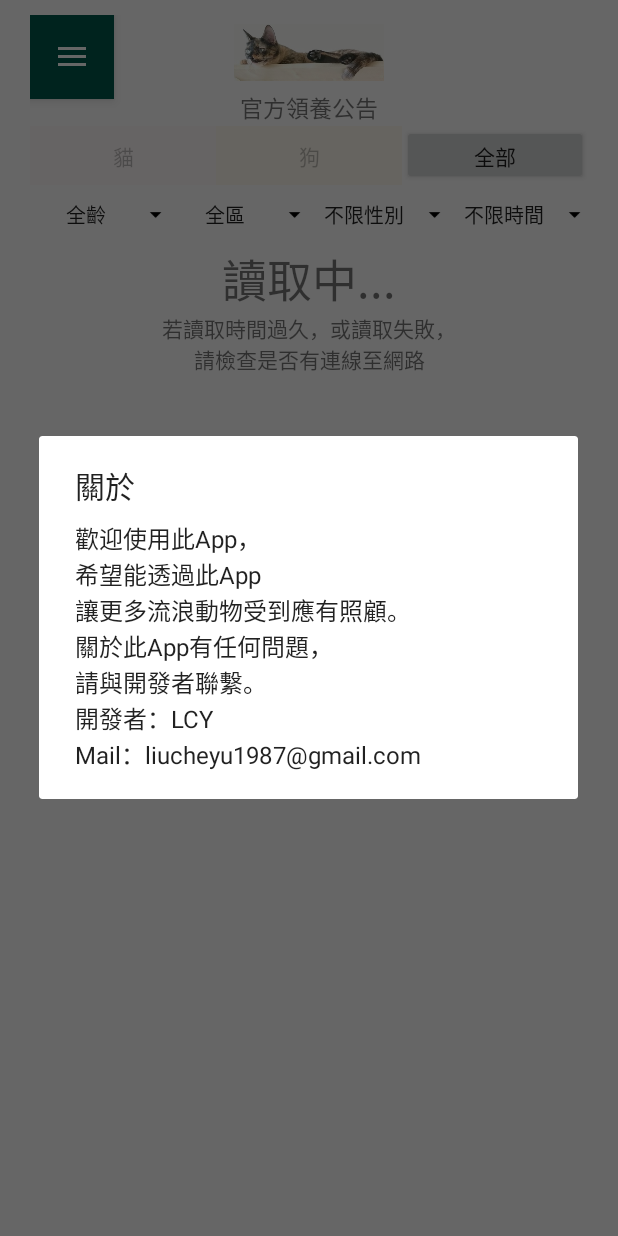
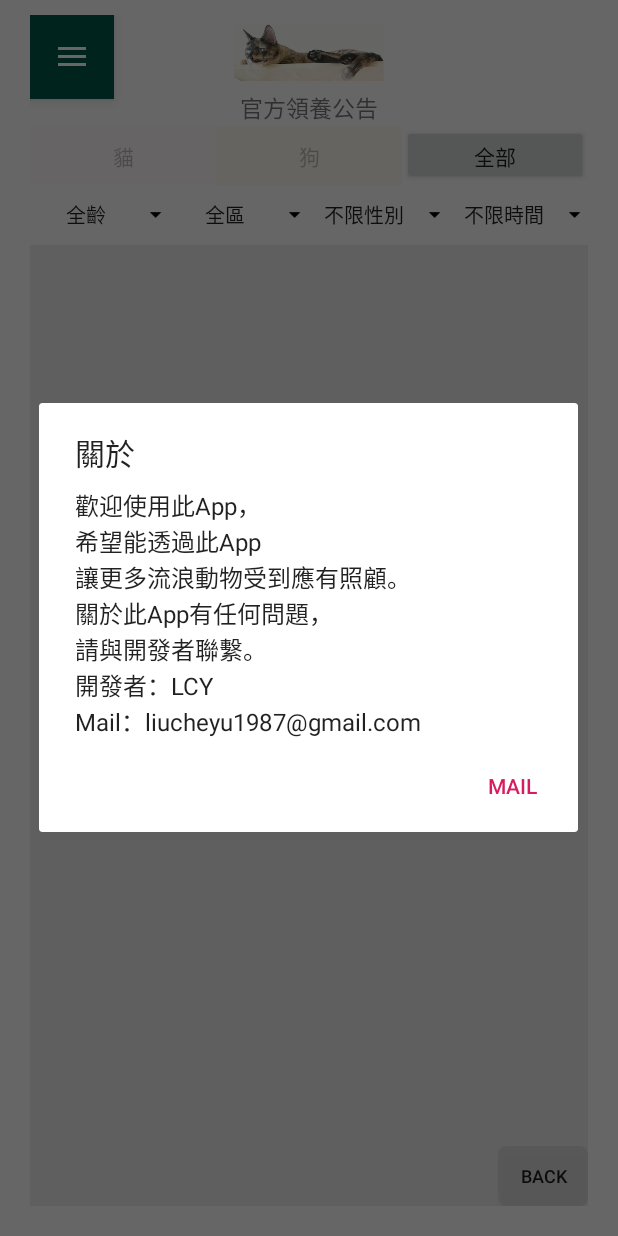
Before and after one commit to liucheyu/AniamlRegister, an Android app: the screen it shows after launch (MainActivity), in the side drawer, after a tap on "關於", on a phone screen of 412 x 824 dp. Run offline under Robolectric (Android 15) with nearby library versions, the phone set to English and light mode, and no system bars; libraries missing offline, so code that uses them is left out: com.squareup.okhttp; 4 statements that could not run were skipped.

Commit message:
20190510_OverLay

```diff
--- a/app/src/main/java/com/example/animalregister/MainActivity.java
+++ b/app/src/main/java/com/example/animalregister/MainActivity.java
@@ -4,15 +4,18 @@ import android.Manifest;
 import android.annotation.SuppressLint;
 import android.app.Activity;
 import android.content.Context;
+import android.content.DialogInterface;
 import android.content.Intent;
 import android.content.pm.PackageManager;
 import android.graphics.Bitmap;
 import android.graphics.BitmapFactory;
+import android.net.Uri;
 import android.nfc.Tag;
 import android.os.AsyncTask;
 import android.os.Build;
 import android.os.Handler;
 import android.provider.CalendarContract;
+import android.provider.ContactsContract;
 import android.support.annotation.NonNull;
 import android.support.annotation.RequiresApi;
 import android.support.design.widget.NavigationView;
@@ -106,7 +109,7 @@ public class MainActivity extends AppCompatActivity {
     //UrlFilter urlFilter;
     private SwipeRefreshLayout mSwipeRefreshLayout;
     private RelativeLayout  coverRelate;
-    private TextView loadingproblem,loadingfail;
+    private TextView tvloading,loadingproblem,loadingfail;
 
     @Override
     protected void onCreate(Bundle savedInstanceState) {
@@ -151,8 +154,9 @@ public class MainActivity extends AppCompatActivity {
         mSwipeRefreshLayout.setOnRefreshListener(refreshLis);
         recyclerView = findViewById(R.id.recycleview);
         recyclerView.setHasFixedSize(true);
-        recyclerView.setVisibility(View.GONE);
+        //recyclerView.setVisibility(View.GONE);
         coverRelate = findViewById(R.id.coverRelate);
+        tvloading = findViewById(R.id.tvloading);
         loadingproblem = findViewById(R.id.loadingproblem);
         loadingfail = findViewById(R.id.loadingfail);
         final LinearLayoutManager linearLayoutManager = new LinearLayoutManager(this);
@@ -212,7 +216,22 @@ public class MainActivity extends AppCompatActivity {
                         AlertDialog.Builder d = new AlertDialog.Builder(MainActivity.this);
                         d.setTitle("關於");
                         d.setMessage("歡迎使用此App，\n希望能透過此App\n讓更多流浪動物受到應有照顧。" +
-                                "\n關於此App有任何問題，\n請與開發者聯繫。\n開發者：LCY\nMail：liucheyu1987@gmail.com");
+                                "\n關於此App有任何問題，\n請與開發者聯繫。\n開發者：LCY\nMail：liucheyu1987@gmail.com")
+                        .setPositiveButton("Mail", new DialogInterface.OnClickListener() {
+                            @Override
+                            public void onClick(DialogInterface dialog, int which) {
+                                String mailto = "mailto:liucheyu1987@gmail.com";
+                                Intent emailIntent = new Intent(Intent.ACTION_SENDTO);
+                                emailIntent.setData(Uri.parse(mailto));
+                                try {
+                                    startActivity(emailIntent);
+                                }catch (Exception e){
+                                    e.printStackTrace();
+                                    return;
+                                }
+                            }
+                        })
+                                .setCancelable(true);
                         d.show();
                         break;
                 }
@@ -231,7 +250,8 @@ public class MainActivity extends AppCompatActivity {
         @Override
         public void onRefresh() {
             coverRelate.setVisibility(View.VISIBLE);
-            recyclerView.setVisibility(View.GONE);
+            //recyclerView.setVisibility(View.INVISIBLE);
+            recyclerView.setEnabled(false);
 
             mSwipeRefreshLayout.setRefreshing(true);
             plusUrl = new String(url);
@@ -264,7 +284,8 @@ public class MainActivity extends AppCompatActivity {
             //String newJSON = new String(json);
             //String animalkind = null;
             coverRelate.setVisibility(View.VISIBLE);
-            recyclerView.setVisibility(View.GONE);
+            //recyclerView.setVisibility(View.GONE);
+            recyclerView.setEnabled(false);
 
             switch (v.getId()){
                 case R.id.btnCat:
@@ -376,6 +397,7 @@ public class MainActivity extends AppCompatActivity {
                 coverRelate.setVisibility(View.VISIBLE);
 
                 loadingfail.setVisibility(View.VISIBLE);
+                recyclerView.setVisibility(View.GONE);
             }
             //有回應時的事件
             @Override
@@ -393,6 +415,7 @@ public class MainActivity extends AppCompatActivity {
                         recyclerView.setAdapter(adopAdapter);
                         mSwipeRefreshLayout.setRefreshing(false);
                         recyclerView.setVisibility(View.VISIBLE);
+                        recyclerView.setEnabled(true);
                         coverRelate.setVisibility(View.GONE);
                         loadingfail.setVisibility(View.GONE);
 
@@ -479,7 +502,8 @@ public class MainActivity extends AppCompatActivity {
                 @Override
                 public boolean onMenuItemClick(MenuItem item) {
                     coverRelate.setVisibility(View.VISIBLE);
-                    recyclerView.setVisibility(View.GONE);
+                    //recyclerView.setVisibility(View.GONE);
+                    recyclerView.setEnabled(false);
                     switch (item.getItemId()){
                         case R.id.allRegion:
                             btnRegion.setText(getResources().getString(R.string.allRegion));
@@ -811,7 +835,8 @@ public class MainActivity extends AppCompatActivity {
                 @Override
                 public boolean onMenuItemClick(MenuItem item) {
                     coverRelate.setVisibility(View.VISIBLE);
-                    recyclerView.setVisibility(View.GONE);
+                    //recyclerView.setVisibility(View.GONE);
+                    recyclerView.setEnabled(false);
                     switch (item.getItemId()) {
                         case R.id.all_days:
                             btnUpdate.setText(getResources().getString(R.string.all_days));
@@ -909,7 +934,8 @@ public class MainActivity extends AppCompatActivity {
                 @Override
                 public boolean onMenuItemClick(MenuItem item) {
                     coverRelate.setVisibility(View.VISIBLE);
-                    recyclerView.setVisibility(View.GONE);
+                    //recyclerView.setVisibility(View.GONE);
+                    recyclerView.setEnabled(false);
                     switch (item.getItemId()) {
                         case R.id.all_age:
                             btnAge.setText(getResources().getString(R.string.all_age));
@@ -981,7 +1007,8 @@ public class MainActivity extends AppCompatActivity {
                 @Override
                 public boolean onMenuItemClick(MenuItem item) {
                     coverRelate.setVisibility(View.VISIBLE);
-                    recyclerView.setVisibility(View.GONE);
+                    //recyclerView.setVisibility(View.GONE);
+                    recyclerView.setEnabled(false);
                     switch (item.getItemId()) {
                         case R.id.all_sex:
                             btnSex.setText(getResources().getString(R.string.all_sex));
--- a/app/src/main/java/com/example/animalregister/register.java
+++ b/app/src/main/java/com/example/animalregister/register.java
@@ -81,7 +81,7 @@ public class register extends AppCompatActivity {
         swipeRefreshLayout.setOnRefreshListener(new SwipeRefreshLayout.OnRefreshListener() {
             @Override
             public void onRefresh() {
-                registerListView.setVisibility(View.GONE);
+                //registerListView.setVisibility(View.GONE);
                 register_relate.setVisibility(View.VISIBLE);
                 kind = "all";
                 swipeRefreshLayout.setRefreshing(true);
@@ -104,7 +104,7 @@ public class register extends AppCompatActivity {
     Button.OnClickListener registerBtnBackLis = new Button.OnClickListener() {
         @Override
         public void onClick(View v) {
-            registerListView.smoothScrollToPosition(0);
+            //registerListView.smoothScrollToPosition(0);
         }
     };
 
@@ -112,7 +112,7 @@ public class register extends AppCompatActivity {
     Button.OnClickListener btnLis = new Button.OnClickListener() {
         @Override
         public void onClick(View v) {
-            registerListView.setVisibility(View.GONE);
+            //registerListView.setVisibility(View.GONE);
             register_relate.setVisibility(View.VISIBLE);
             int btnWhat = v.getId();
             switch (btnWhat){
--- a/app/src/main/res/layout/activity_main.xml
+++ b/app/src/main/res/layout/activity_main.xml
@@ -135,35 +135,7 @@
 
 
     </LinearLayout>
-    <RelativeLayout
-        android:id="@+id/coverRelate"
-        android:layout_width="match_parent"
-        android:layout_height="match_parent"
-        android:visibility="visible">
-        <TextView
-            android:id="@+id/tvloading"
-            android:layout_width="match_parent"
-            android:layout_height="wrap_content"
-            android:gravity="center_horizontal"
-            android:text="讀取中..."
-            android:textSize="30sp"/>
-        <TextView
-            android:id="@+id/loadingproblem"
-            android:layout_width="match_parent"
-            android:layout_height="wrap_content"
-            android:gravity="center_horizontal"
-            android:layout_below="@id/tvloading"
-            android:text="若讀取時間過久，或讀取失敗，\n請檢查是否有連線至網路"/>
-        <TextView
-            android:id="@+id/loadingfail"
-            android:layout_width="match_parent"
-            android:layout_height="wrap_content"
-            android:gravity="center_horizontal"
-            android:layout_below="@id/loadingproblem"
-            android:visibility="gone"
-            android:text="連線失敗!!"/>
 
-    </RelativeLayout>
     <RelativeLayout
         android:layout_width="match_parent"
         android:layout_height="match_parent">
@@ -191,6 +163,40 @@
             android:textSize="12sp"
             android:onClick="btnBack"/>
 
+        <RelativeLayout
+            android:id="@+id/coverRelate"
+            android:layout_width="match_parent"
+            android:layout_height="match_parent"
+            android:background="#22808080"
+            android:visibility="visible">
+            <TextView
+                android:id="@+id/tvloading"
+                android:layout_width="wrap_content"
+                android:layout_height="wrap_content"
+                android:layout_centerInParent="true"
+                android:text="讀取中..."
+                android:textSize="30sp"
+                android:background="#ffffff"/>
+            <TextView
+                android:id="@+id/loadingproblem"
+                android:layout_width="wrap_content"
+                android:layout_height="wrap_content"
+                android:layout_centerInParent="true"
+                android:layout_below="@id/tvloading"
+                android:text="若讀取時間過久，或讀取失敗，\n請檢查是否有連線至網路"
+                android:background="#ffffff"/>
+            <TextView
+                android:id="@+id/loadingfail"
+                android:layout_width="wrap_content"
+                android:layout_height="wrap_content"
+                android:layout_centerInParent="true"
+                android:layout_below="@id/loadingproblem"
+                android:visibility="gone"
+                android:text="連線失敗!!"
+                android:background="#ffffff"/>
+
+        </RelativeLayout>
+
     </RelativeLayout>
 
 
```
Also changed, not shown: app/src/main/java/com/example/animalregister/MyAdapter.java (+19 -2 lines), app/src/main/res/layout/activity_register.xml (+33 -28 lines), app/src/main/res/layout/dialog_image.xml (added, +12 -0 lines).
